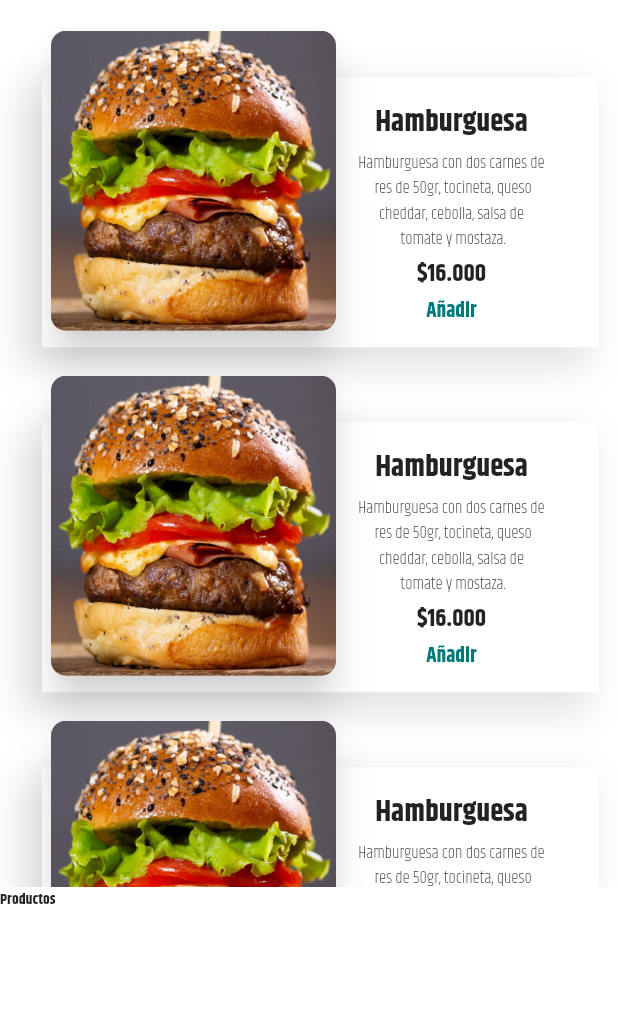
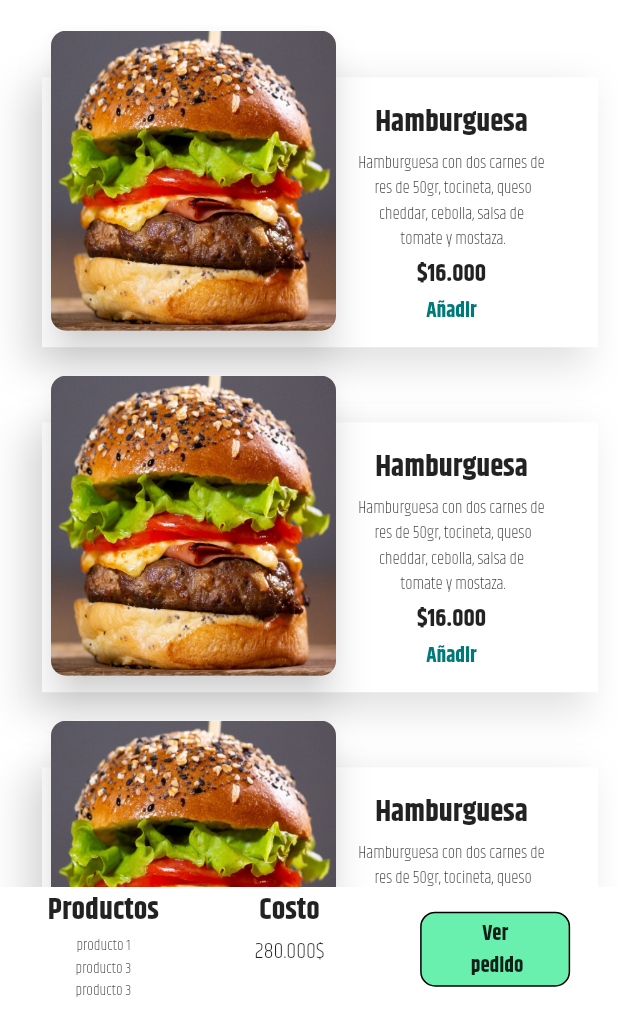
Before and after one commit to simon2326/Mi-carta-virtual, a Flutter app: the Menu screen opened directly, on a phone screen of 412 x 824 dp, the part 225-1236 px from its top. Run offline on Flutter 3.47's test engine with Material 2 defaults, Android fonts, the light colour scheme and no system bars.

Commit message:
Version 3

```diff
--- a/restaurant/lib/vistas/menu.dart
+++ b/restaurant/lib/vistas/menu.dart
@@ -1,5 +1,6 @@
 import 'package:flutter/cupertino.dart';
 import 'package:flutter/material.dart';
+import 'package:restaurant/vistas/order.dart';
 import 'package:restaurant/widgets/widgets.dart';
 import 'package:flutter/src/painting/box_shadow.dart';
 
@@ -276,11 +277,34 @@ class Menu extends StatelessWidget {
             height: screenH * 0.1,
             child: Row(
               children: [
+                Spacer(flex: 1),
                 Column(
                   children: [
-                    titulo("Productos", 10),
+                    titulo("Productos", 20),
+                    subtitulo("producto 1", 10),
+                    subtitulo("producto 3", 10),
+                    subtitulo("producto 3", 10),
                   ],
-                )
+                ),
+                Spacer(flex: 2),
+                Column(
+                  children: [titulo("Costo", 20), subtitulo(r"280.000$", 15)],
+                ),
+                Spacer(flex: 2),
+                Column(
+                  children: [
+                    Spacer(flex: 1),
+                    Button(() {
+                      Navigator.push(context, MaterialPageRoute(
+                        builder: (context) {
+                          return Order();
+                        },
+                      ));
+                    }, Colors.greenAccent, "Ver\n pedido", 100, 50),
+                    Spacer(flex: 1),
+                  ],
+                ),
+                Spacer(flex: 1),
               ],
             ),
           ),
--- a/restaurant/lib/widgets/widgets.dart
+++ b/restaurant/lib/widgets/widgets.dart
@@ -1,4 +1,5 @@
 import 'package:flutter/cupertino.dart';
+import 'package:flutter/material.dart';
 
 Text titulo(String texto, double size) {
   return Text(
@@ -47,9 +48,11 @@ GestureDetector Button(VoidCallback funcion, Color bgColor, String texto,
         border: Border.all(width: 1),
       ),
       child: Center(
-          child: Text(texto,
-              style:
-                  TextStyle(fontFamily: 'Khand', fontWeight: FontWeight.bold))),
+          child: Text(
+        texto,
+        style: TextStyle(fontFamily: 'Khand', fontWeight: FontWeight.bold),
+        textAlign: TextAlign.center,
+      )),
     ),
   );
 }
--- a/restaurant/pubspec.yaml
+++ b/restaurant/pubspec.yaml
@@ -28,6 +28,7 @@ flutter:
      - assets/reserva.png
      - assets/sedes.png
      - assets/hamburguesa.jpg
+     - assets/order.png
 
   fonts:
      - family: Khand
```
Also changed, not shown: restaurant/lib/vistas/order.dart (added, +81 -0 lines), restaurant/lib/vistas/reserva.dart (added, +37 -0 lines), restaurant/assets/order.png (added), restaurant/lib/vistas/sedes.dart (added).
